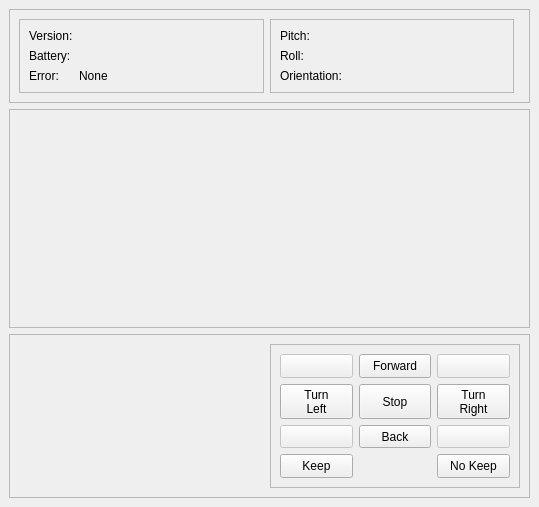
Before: the Qt Designer form gui/robotarr-qt4/gui/mainwindow.ui in n800sau/roborep, drawn with Qt 5.
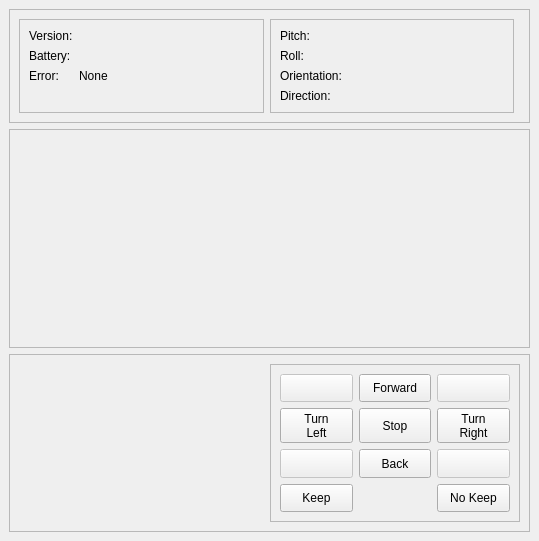
After: the same form once the commit is applied. Custom widgets are drawn as their Qt base class.

The edit to the form file:
```diff
--- a/gui/robotarr-qt4/gui/mainwindow.ui
+++ b/gui/robotarr-qt4/gui/mainwindow.ui
@@ -7,7 +7,7 @@
     <x>0</x>
     <y>0</y>
     <width>539</width>
-    <height>507</height>
+    <height>541</height>
    </rect>
   </property>
   <property name="windowTitle">
@@ -183,6 +183,20 @@
             </property>
            </widget>
           </item>
+          <item row="3" column="0">
+           <widget class="QLabel" name="label_7">
+            <property name="text">
+             <string>Direction:</string>
+            </property>
+           </widget>
+          </item>
+          <item row="3" column="1">
+           <widget class="QLabel" name="L_Direction">
+            <property name="text">
+             <string/>
+            </property>
+           </widget>
+          </item>
          </layout>
         </widget>
        </item>
```
